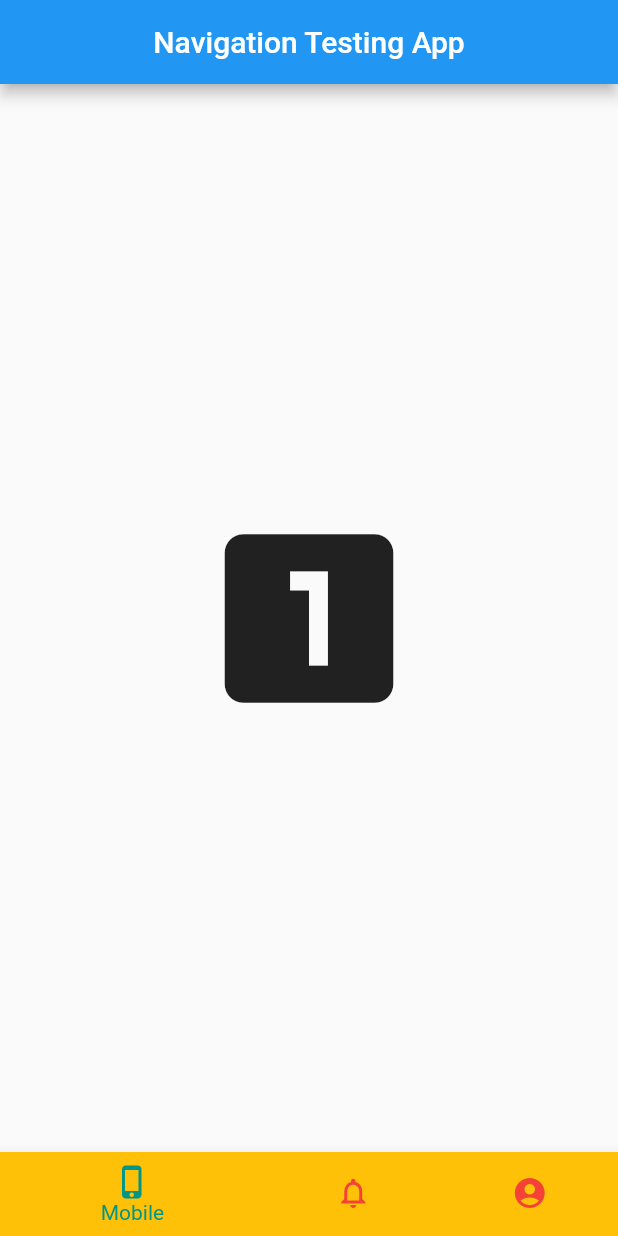
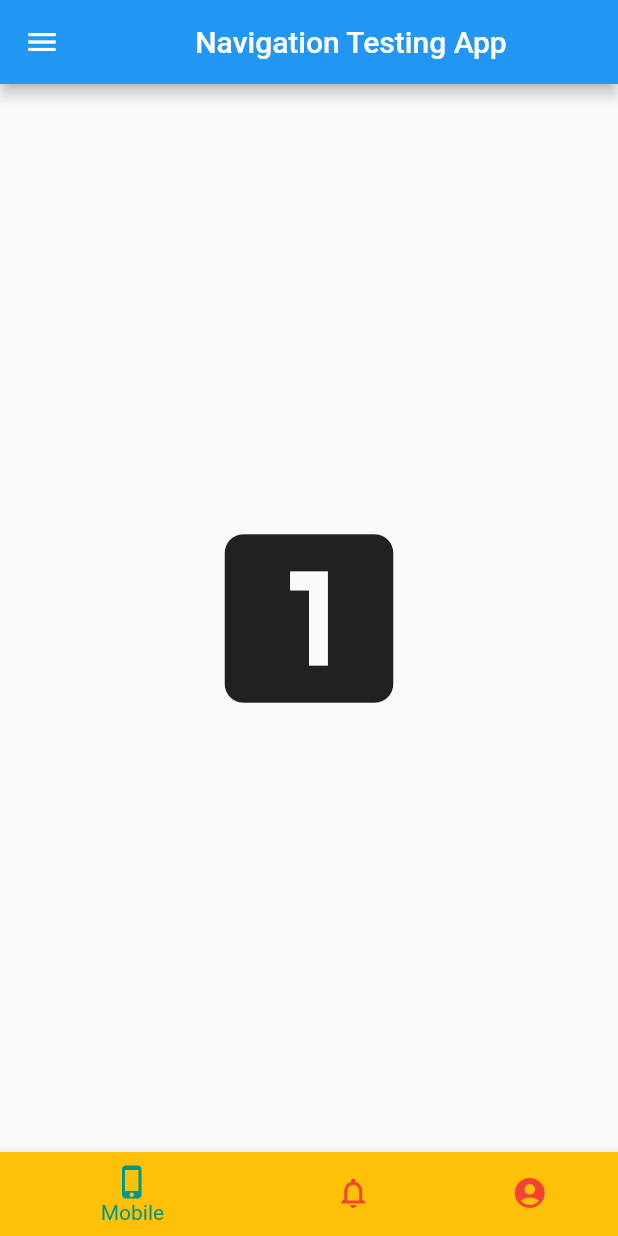
Before and after one commit to AasharWahla/FlutterNavigationBar, a Flutter app: the screen it shows after launch, on a phone screen of 412 x 824 dp. Run offline on Flutter 3.47's test engine with Material 2 defaults, Android fonts, the phone set to English and light mode, and no system bars.

Commit message:
Starting to add app drawer.

```diff
--- a/lib/navigation_screen.dart
+++ b/lib/navigation_screen.dart
@@ -31,6 +31,7 @@ class _NavigationScreenState extends State<NavigationScreen> {
       appBar: AppBar(
         title: Center(child: Text('Navigation Testing App'),),
       ),
+      drawer: Drawer(child: Icon(Icons.drag_handle, color: Colors.black,),),
       body: _screens[selectedBarItem],
       bottomNavigationBar: BottomNavigationBar(
           backgroundColor: Colors.amber,
```
